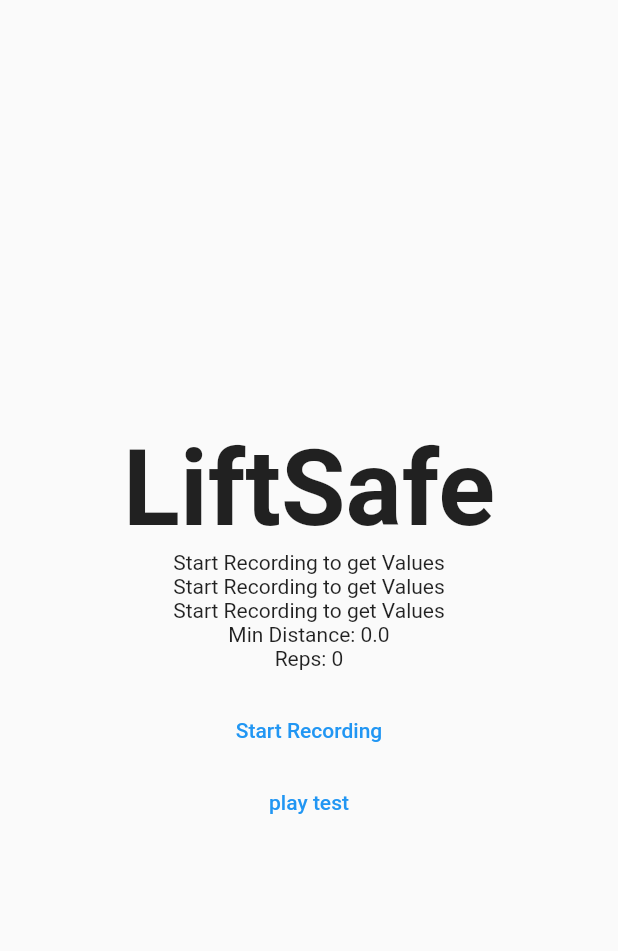
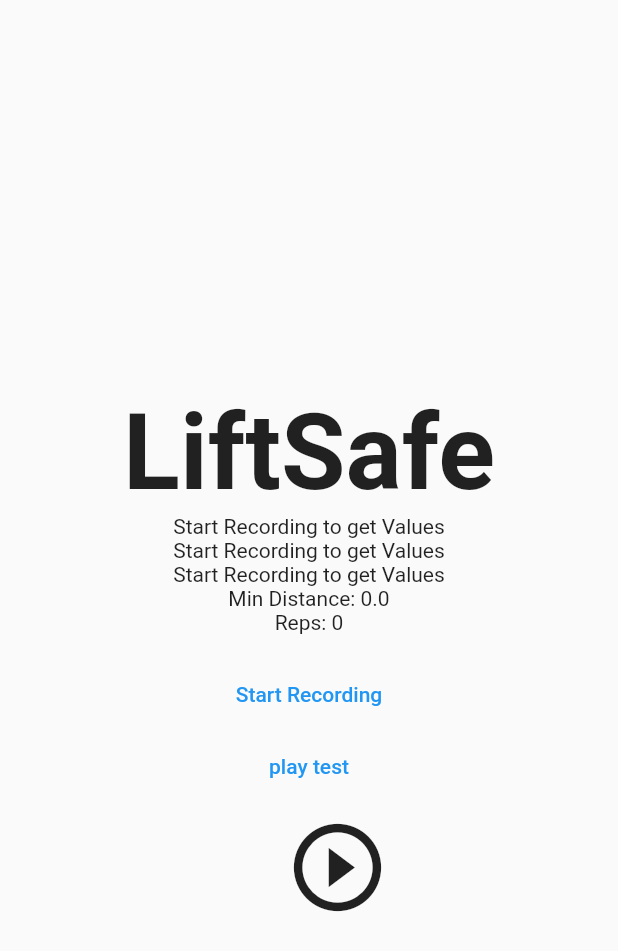
Before and after one commit to cyankaet/LiftSafe, a Flutter app: the screen it shows after launch, on a phone screen of 412 x 824 dp. Shown: the top 951 px of the screen. Run offline on Flutter 3.47's test engine with Material 2 defaults, Android fonts, the phone set to English and light mode, and no system bars; our stand-ins replace audioplayers, sensors, stream_transform.

Commit message:
add pause/play icon swap

```diff
--- a/lift_safe/lib/lift_tracker.dart
+++ b/lift_safe/lib/lift_tracker.dart
@@ -1,5 +1,4 @@
 import 'dart:async';
-import 'dart:math';
 
 import 'package:audioplayers/audioplayers.dart';
 import 'package:flutter/material.dart';
@@ -33,6 +32,7 @@ class _LiftTrackerState extends State<LiftTracker> {
   double minDist = 0;
   bool inRep = false;
   int counter = 0;
+  bool start = false;
   static AudioCache player = AudioCache();
 
   Widget _buildSuggestions() {
@@ -65,7 +65,15 @@ class _LiftTrackerState extends State<LiftTracker> {
                     child: Text("play test"),
                     onPressed: () {
                       player.play("test.wav");
-                    })
+                    }),
+                IconButton(
+                  icon: start
+                      ? Icon(Icons.pause_circle_outline, size: 70)
+                      : Icon(Icons.play_circle_outline, size: 70),
+                  onPressed: () {
+                    start = !start;
+                  },
+                )
               ],
             ),
           ),
```
